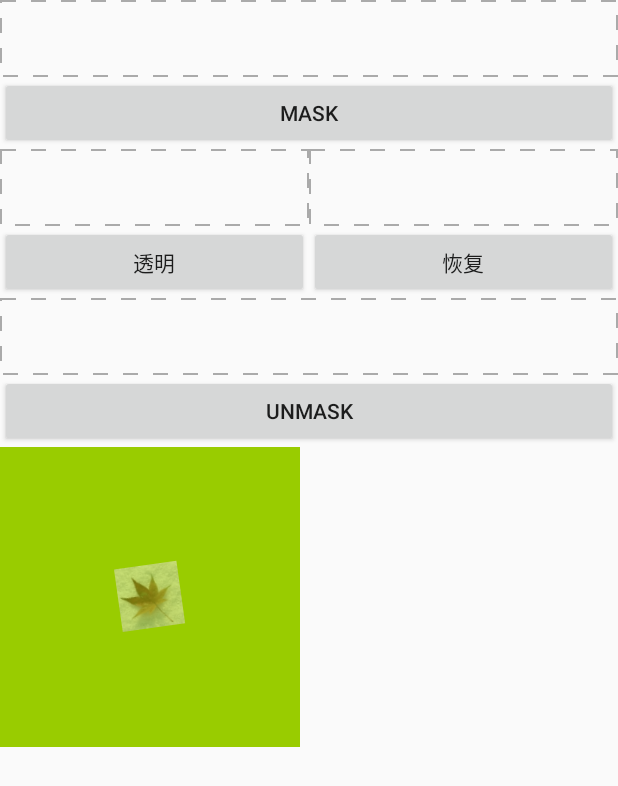
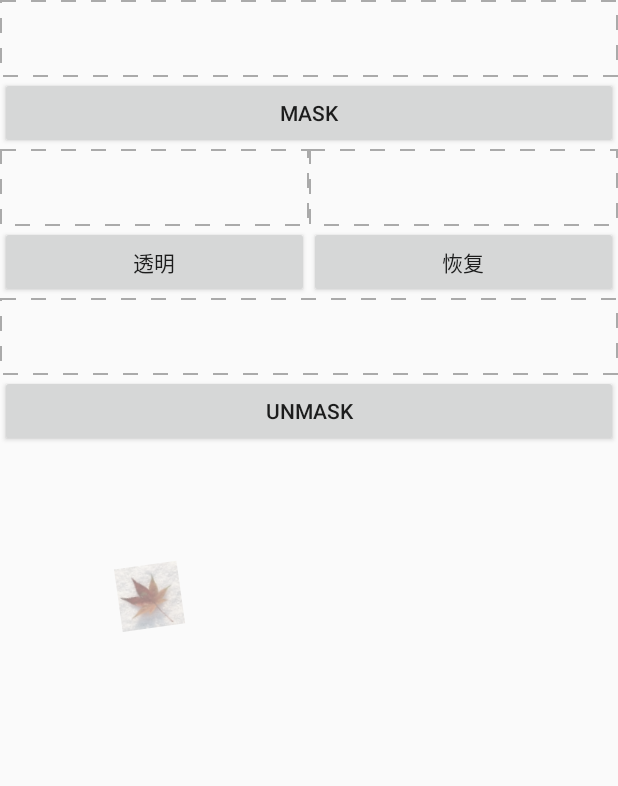
Before and after one commit to perpetual/AndroidDemo_AS, an Android app: the ViewDrawActivity screen opened directly, with no data from a screen before it, after a tap on "透明", on a phone screen of 412 x 824 dp. Shown: the top 786 px of the screen. Run offline under Robolectric (Android 15) with nearby library versions, the light colour scheme and no system bars.

Commit message:
Alpha验证

```diff
--- a/app/src/main/java/com/example/androiddemo/activity/ViewDrawActivity.java
+++ b/app/src/main/java/com/example/androiddemo/activity/ViewDrawActivity.java
@@ -3,6 +3,7 @@ package com.example.androiddemo.activity;
 import android.view.View;
 
 import com.example.androiddemo.R;
+import com.example.androiddemo.utils.LogUtil;
 import com.example.androiddemo.view.MaskView;
 
 /**
@@ -59,13 +60,24 @@ public class ViewDrawActivity extends DemoSuperActivity {
 
 	@Override
 	protected void doLeftButtonClick() {
-		mClipView.setImageAlpha(0.5f);
 		mClipView.setClip(true);
+		mClipView.setLayerType(View.LAYER_TYPE_NONE, null);
+		long start = System.currentTimeMillis();
+		for (int i = 0; i < 10000; ++i) {
+			mClipView.setAlpha(0.5f);
+			mClipView.invalidate();
+		}
+		mClipView.setLayerType(View.LAYER_TYPE_NONE, null);
+		LogUtil.d(TAG, "doLeftButtonClick", System.currentTimeMillis() - start);
+//		mClipView.setImageAlpha(0.5f);
 	}
 
 	@Override
 	protected void doRightButtonClick() {
-		mClipView.setImageAlpha(1.f);
+		mClipView.setLayerType(View.LAYER_TYPE_HARDWARE, null);
+		mClipView.setAlpha(1.f);
+		mClipView.setLayerType(View.LAYER_TYPE_NONE, null);
+//		mClipView.setImageAlpha(1.f);
 		mClipView.setClip(false);
 	}
 
--- a/app/src/main/java/com/example/androiddemo/view/MaskView.java
+++ b/app/src/main/java/com/example/androiddemo/view/MaskView.java
@@ -13,6 +13,7 @@ import android.graphics.RectF;
 import android.graphics.Shader;
 import android.graphics.drawable.Drawable;
 import android.util.AttributeSet;
+import android.util.Log;
 import android.util.StateSet;
 import android.view.View;
 
@@ -124,7 +125,7 @@ public class MaskView extends CustomView {
 	@Override
 	public void initView() {
 		super.initView();
-		setBackgroundResource(android.R.color.holo_green_light);
+//		setBackgroundResource(android.R.color.holo_green_light);
 		setClickable(true);
 	}
 
@@ -188,4 +189,15 @@ public class MaskView extends CustomView {
 		LogUtil.d(TAG, Arrays.toString(getDrawableState()), Arrays.toString(PRESSED_STATE));
 		invalidate();
 	}
+
+	@Override
+	protected boolean onSetAlpha(int alpha) {
+		return super.onSetAlpha(alpha);
+	}
+
+	@Override
+	public boolean hasOverlappingRendering() {
+		LogUtil.d(TAG, "hasOverlappingRendering", super.hasOverlappingRendering());
+		return super.hasOverlappingRendering();
+	}
 }
```
